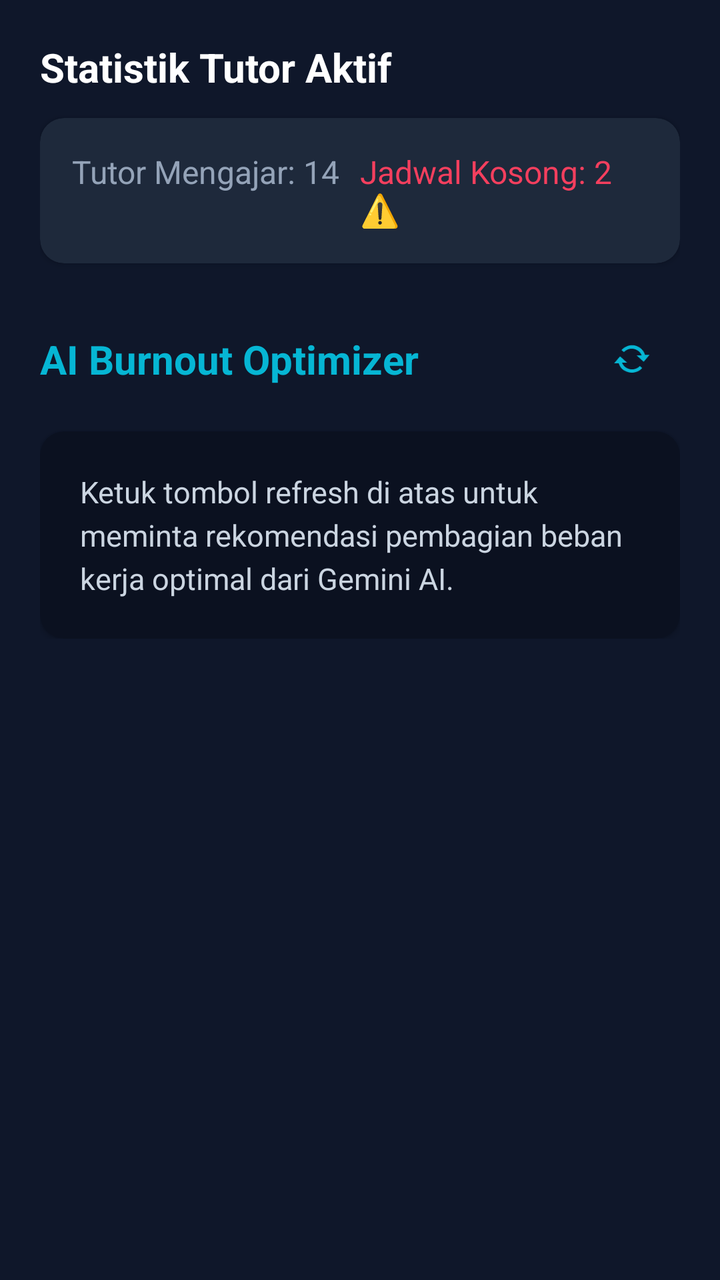
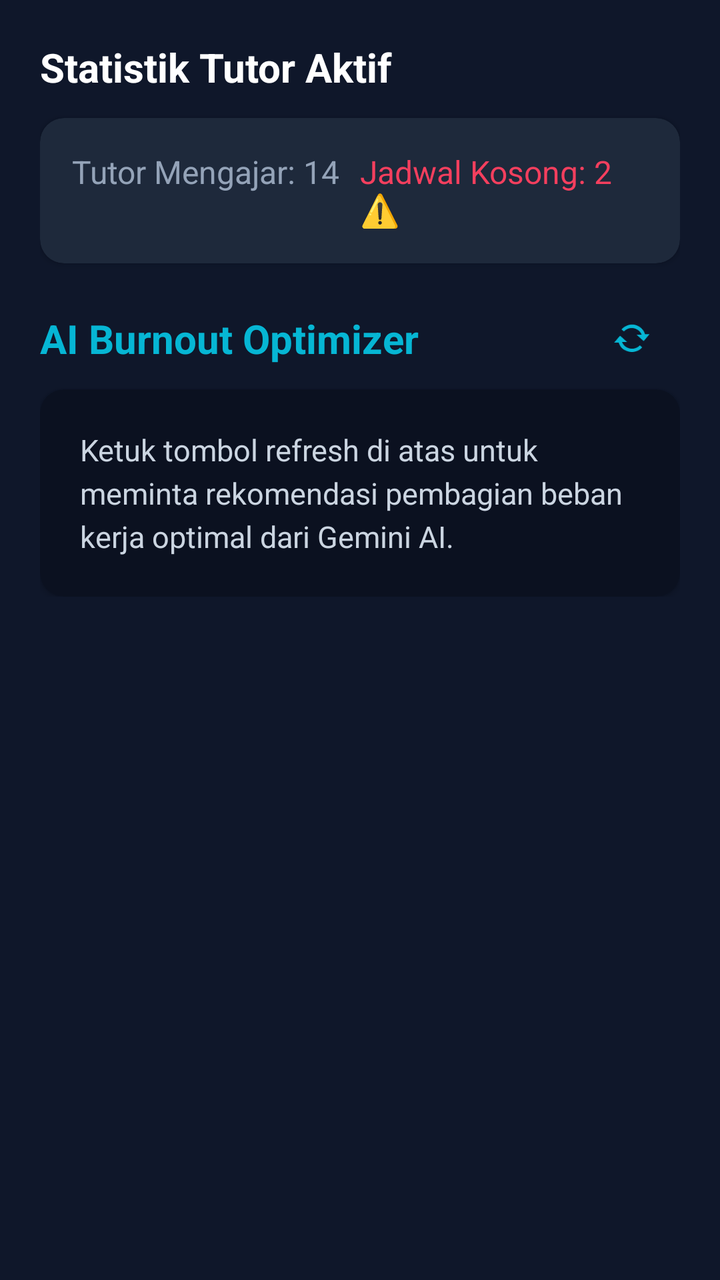

Before-and-after screenshots of an Android layout around one commit, followed by the original layout XML and the change that was made.
<!-- AndroidManifest.xml: application theme Theme.MyApplication -->
<!-- res/layout/fragment_admin_dashboard.xml -->
<?xml version="1.0" encoding="utf-8"?>
<ScrollView xmlns:android="http://schemas.android.com/apk/res/android"
    xmlns:app="http://schemas.android.com/apk/res-auto"
    android:layout_width="match_parent"
    android:layout_height="match_parent"
    android:background="#0F172A">

    <LinearLayout
        android:layout_width="match_parent"
        android:layout_height="wrap_content"
        android:orientation="vertical"
        android:padding="20dp">

        
        <TextView
            android:layout_width="match_parent"
            android:layout_height="wrap_content"
            android:text="Statistik Tutor Aktif"
            android:textColor="#FFFFFF"
            android:textSize="20sp"
            android:textStyle="bold"
            android:layout_marginBottom="12dp"/>

        <androidx.cardview.widget.CardView
            android:layout_width="match_parent"
            android:layout_height="wrap_content"
            app:cardCornerRadius="12dp"
            app:cardBackgroundColor="#1E293B"
            android:layout_marginBottom="24dp">

            <GridLayout
                android:layout_width="match_parent"
                android:layout_height="wrap_content"
                android:columnCount="2"
                android:rowCount="2"
                android:padding="16dp">

                <TextView
                    android:layout_width="0dp"
                    android:layout_height="wrap_content"
                    android:layout_columnWeight="1"
                    android:text="Tutor Mengajar: 14"
                    android:textColor="#94A3B8"
                    android:textSize="16sp"/>

                <TextView
                    android:layout_width="0dp"
                    android:layout_height="wrap_content"
                    android:layout_columnWeight="1"
                    android:text="Jadwal Kosong: 2 ⚠️"
                    android:textColor="#F43F5E"
                    android:textSize="16sp"/>
            </GridLayout>
        </androidx.cardview.widget.CardView>

        
        <LinearLayout
            android:layout_width="match_parent"
            android:layout_height="wrap_content"
            android:orientation="horizontal"
            android:gravity="center_vertical"
            android:layout_marginBottom="12dp">

            <TextView
                android:layout_width="0dp"
                android:layout_height="wrap_content"
                android:layout_weight="1"
                android:text="AI Burnout Optimizer"
                android:textColor="#06B6D4"
                android:textSize="20sp"
                android:textStyle="bold"/>

            <Button
                android:id="@+id/btn_refresh_ai"
                style="?attr/materialIconButtonStyle"
                android:layout_width="wrap_content"
                android:layout_height="wrap_content"
                app:icon="@android:drawable/stat_notify_sync"
                app:iconTint="#06B6D4" />
        </LinearLayout>

        <androidx.cardview.widget.CardView
            android:layout_width="match_parent"
            android:layout_height="wrap_content"
            app:cardCornerRadius="12dp"
            app:cardBackgroundColor="#0B1120"
            app:strokeColor="#06B6D4"
            app:strokeWidth="1dp">

            <LinearLayout
                android:layout_width="match_parent"
                android:layout_height="wrap_content"
                android:orientation="vertical"
                android:padding="20dp">

                <TextView
                    android:id="@+id/tv_ai_content"
                    android:layout_width="match_parent"
                    android:layout_height="wrap_content"
                    android:text="Ketuk tombol refresh di atas untuk meminta rekomendasi pembagian beban kerja optimal dari Gemini AI."
                    android:textColor="#CBD5E1"
                    android:textSize="15sp"
                    android:lineSpacingExtra="4dp"/>
            </LinearLayout>
        </androidx.cardview.widget.CardView>

    </LinearLayout>
</ScrollView>
<!-- resources referenced by this layout -->
<resources>
  <style name="Theme.MyApplication" parent="Base.Theme.MyApplication" />
  <style name="Base.Theme.MyApplication" parent="Theme.Material3.DayNight.NoActionBar">
          
          
      </style>
</resources>

<!-- the commit's change to res/layout/fragment_admin_dashboard.xml (unified diff, before → after) -->
@@ -1,108 +1,135 @@
 <?xml version="1.0" encoding="utf-8"?>
-<ScrollView xmlns:android="http://schemas.android.com/apk/res/android"
+<androidx.constraintlayout.widget.ConstraintLayout
+    xmlns:android="http://schemas.android.com/apk/res/android"
     xmlns:app="http://schemas.android.com/apk/res-auto"
     android:layout_width="match_parent"
     android:layout_height="match_parent"
     android:background="#0F172A">
 
-    <LinearLayout
-        android:layout_width="match_parent"
-        android:layout_height="wrap_content"
-        android:orientation="vertical"
-        android:padding="20dp">
+    <ScrollView
+        android:layout_width="0dp"
+        android:layout_height="0dp"
+        app:layout_constraintTop_toTopOf="parent"
+        app:layout_constraintBottom_toBottomOf="parent"
+        app:layout_constraintStart_toStartOf="parent"
+        app:layout_constraintEnd_toEndOf="parent">
 
-        
-        <TextView
+        <androidx.constraintlayout.widget.ConstraintLayout
             android:layout_width="match_parent"
             android:layout_height="wrap_content"
-            android:text="Statistik Tutor Aktif"
-            android:textColor="#FFFFFF"
-            android:textSize="20sp"
-            android:textStyle="bold"
-            android:layout_marginBottom="12dp"/>
-
-        <androidx.cardview.widget.CardView
-            android:layout_width="match_parent"
-            android:layout_height="wrap_content"
-            app:cardCornerRadius="12dp"
-            app:cardBackgroundColor="#1E293B"
-            android:layout_marginBottom="24dp">
-
-            <GridLayout
-                android:layout_width="match_parent"
-                android:layout_height="wrap_content"
-                android:columnCount="2"
-                android:rowCount="2"
-                android:padding="16dp">
-
-                <TextView
-                    android:layout_width="0dp"
-                    android:layout_height="wrap_content"
-                    android:layout_columnWeight="1"
-                    android:text="Tutor Mengajar: 14"
-                    android:textColor="#94A3B8"
-                    android:textSize="16sp"/>
-
-                <TextView
-                    android:layout_width="0dp"
-                    android:layout_height="wrap_content"
-                    android:layout_columnWeight="1"
-                    android:text="Jadwal Kosong: 2 ⚠️"
-                    android:textColor="#F43F5E"
-                    android:textSize="16sp"/>
-            </GridLayout>
-        </androidx.cardview.widget.CardView>
-
-        
-        <LinearLayout
-            android:layout_width="match_parent"
-            android:layout_height="wrap_content"
-            android:orientation="horizontal"
-            android:gravity="center_vertical"
-            android:layout_marginBottom="12dp">
+            android:padding="20dp">
 
             <TextView
+                android:id="@+id/tv_stat_title"
                 android:layout_width="0dp"
                 android:layout_height="wrap_content"
-                android:layout_weight="1"
+                android:text="Statistik Tutor Aktif"
+                android:textColor="#FFFFFF"
+                android:textSize="20sp"
+                android:textStyle="bold"
+                app:layout_constraintTop_toTopOf="parent"
+                app:layout_constraintStart_toStartOf="parent"
+                app:layout_constraintEnd_toEndOf="parent" />
+
+            <androidx.cardview.widget.CardView
+                android:id="@+id/card_stats"
+                android:layout_width="0dp"
+                android:layout_height="wrap_content"
+                android:layout_marginTop="12dp"
+                app:cardCornerRadius="12dp"
+                app:cardBackgroundColor="#1E293B"
+                app:layout_constraintTop_toBottomOf="@id/tv_stat_title"
+                app:layout_constraintStart_toStartOf="parent"
+                app:layout_constraintEnd_toEndOf="parent">
+
+                <androidx.constraintlayout.widget.ConstraintLayout
+                    android:layout_width="match_parent"
+                    android:layout_height="wrap_content"
+                    android:padding="16dp">
+
+                    <TextView
+                        android:id="@+id/tv_tutor_count"
+                        android:layout_width="0dp"
+                        android:layout_height="wrap_content"
+                        android:text="Tutor Mengajar: 14"
+                        android:textColor="#94A3B8"
+                        android:textSize="16sp"
+                        app:layout_constraintTop_toTopOf="parent"
+                        app:layout_constraintStart_toStartOf="parent"
+                        app:layout_constraintEnd_toStartOf="@id/tv_empty_schedules" />
+
+                    <TextView
+                        android:id="@+id/tv_empty_schedules"
+                        android:layout_width="0dp"
+                        android:layout_height="wrap_content"
+                        android:text="Jadwal Kosong: 2 ⚠️"
+                        android:textColor="#F43F5E"
+                        android:textSize="16sp"
+                        app:layout_constraintTop_toTopOf="parent"
+                        app:layout_constraintStart_toEndOf="@id/tv_tutor_count"
+                        app:layout_constraintEnd_toEndOf="parent" />
+
+                </androidx.constraintlayout.widget.ConstraintLayout>
+            </androidx.cardview.widget.CardView>
+
+            <TextView
+                android:id="@+id/tv_ai_title"
+                android:layout_width="0dp"
+                android:layout_height="wrap_content"
+                android:layout_marginTop="24dp"
                 android:text="AI Burnout Optimizer"
                 android:textColor="#06B6D4"
                 android:textSize="20sp"
-                android:textStyle="bold"/>
+                android:textStyle="bold"
+                app:layout_constraintTop_toBottomOf="@id/card_stats"
+                app:layout_constraintStart_toStartOf="parent"
+                app:layout_constraintEnd_toStartOf="@id/btn_refresh_ai" />
 
             <Button
                 android:id="@+id/btn_refresh_ai"
                 style="?attr/materialIconButtonStyle"
-                android:layout_width="wrap_content"
+                android:layout_width="48dp"
+                android:layout_height="48dp"
+                app:icon="@android:drawable/stat_notify_sync"
+                app:iconTint="#06B6D4"
+                app:layout_constraintTop_toTopOf="@id/tv_ai_title"
+                app:layout_constraintBottom_toBottomOf="@id/tv_ai_title"
+                app:layout_constraintEnd_toEndOf="parent" />
+
+            <androidx.cardview.widget.CardView
+                android:id="@+id/card_ai"
+                android:layout_width="0dp"
                 android:layout_height="wrap_content"
-                app:icon="@android:drawable/stat_notify_sync"
-                app:iconTint="#06B6D4" />
-        </LinearLayout>
+                android:layout_marginTop="12dp"
+                app:cardCornerRadius="12dp"
+                app:cardBackgroundColor="#0B1120"
+                app:strokeColor="#06B6D4"
+                app:strokeWidth="1dp"
+                app:layout_constraintTop_toBottomOf="@id/tv_ai_title"
+                app:layout_constraintStart_toStartOf="parent"
+                app:layout_constraintEnd_toEndOf="parent">
 
-        <androidx.cardview.widget.CardView
-            android:layout_width="match_parent"
-            android:layout_height="wrap_content"
-            app:cardCornerRadius="12dp"
-            app:cardBackgroundColor="#0B1120"
-            app:strokeColor="#06B6D4"
-            app:strokeWidth="1dp">
-
-            <LinearLayout
-                android:layout_width="match_parent"
-                android:layout_height="wrap_content"
-                android:orientation="vertical"
-                android:padding="20dp">
-
-                <TextView
-                    android:id="@+id/tv_ai_content"
+                <androidx.constraintlayout.widget.ConstraintLayout
                     android:layout_width="match_parent"
                     android:layout_height="wrap_content"
-                    android:text="Ketuk tombol refresh di atas untuk meminta rekomendasi pembagian beban kerja optimal dari Gemini AI."
-                    android:textColor="#CBD5E1"
-                    android:textSize="15sp"
-                    android:lineSpacingExtra="4dp"/>
-            </LinearLayout>
-        </androidx.cardview.widget.CardView>
+                    android:padding="20dp">
 
-    </LinearLayout>
-</ScrollView>
+                    <TextView
+                        android:id="@+id/tv_ai_content"
+                        android:layout_width="0dp"
+                        android:layout_height="wrap_content"
+                        android:text="Ketuk tombol refresh di atas untuk meminta rekomendasi pembagian beban kerja optimal dari Gemini AI."
+                        android:textColor="#CBD5E1"
+                        android:textSize="15sp"
+                        android:lineSpacingExtra="4dp"
+                        app:layout_constraintTop_toTopOf="parent"
+                        app:layout_constraintBottom_toBottomOf="parent"
+                        app:layout_constraintStart_toStartOf="parent"
+                        app:layout_constraintEnd_toEndOf="parent" />
+
+                </androidx.constraintlayout.widget.ConstraintLayout>
+            </androidx.cardview.widget.CardView>
+
+        </androidx.constraintlayout.widget.ConstraintLayout>
+    </ScrollView>
+</androidx.constraintlayout.widget.ConstraintLayout>
